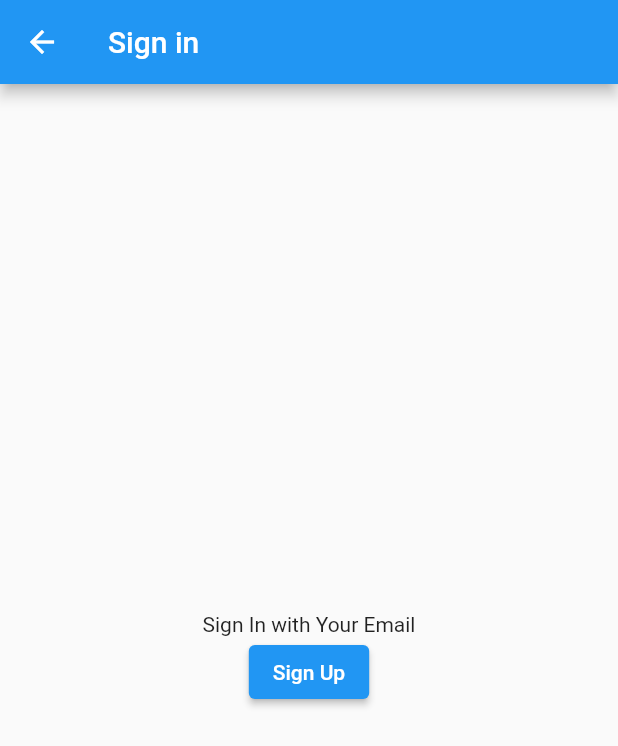
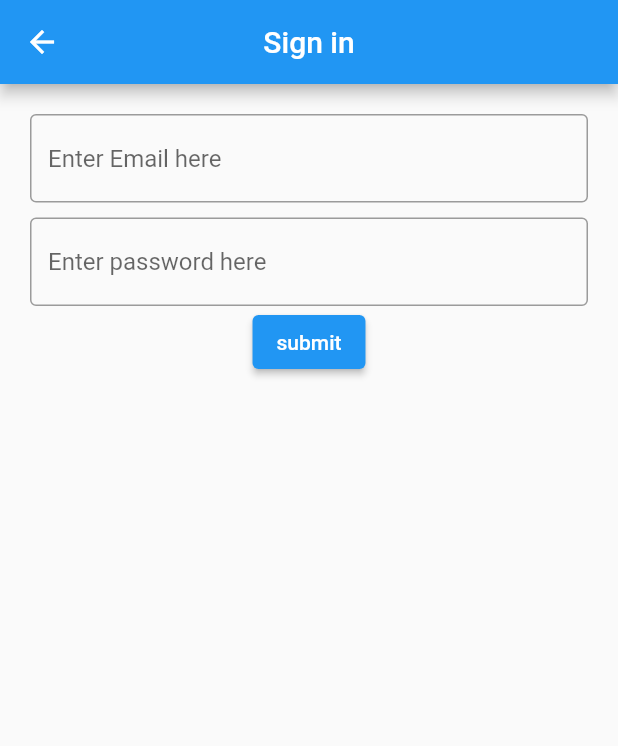
Before and after one commit to MajdHarbb/PharmaConnect, a Flutter app: the SignIn screen opened directly, on a phone screen of 412 x 824 dp. Shown: the top 746 px of the screen. Run offline on Flutter 3.47's test engine with Material 2 defaults, Android fonts, the phone set to English and light mode, and no system bars.

Commit message:
fetch login api

```diff
--- /dev/null
+++ b/lib/models/login_model.dart
@@ -0,0 +1,73 @@
+// To parse this JSON data, do
+//
+//     final welcome = welcomeFromJson(jsonString);
+
+import 'dart:convert';
+
+Welcome welcomeFromJson(String str) => Welcome.fromJson(json.decode(str));
+
+String welcomeToJson(Welcome data) => json.encode(data.toJson());
+
+class Welcome {
+    Welcome({
+        required this.accessToken,
+        required this.tokenType,
+        required this.expiresIn,
+        required this.user,
+    });
+
+    String accessToken;
+    String tokenType;
+    int expiresIn;
+    User user;
+
+    factory Welcome.fromJson(Map<String, dynamic> json) => Welcome(
+        accessToken: json["access_token"],
+        tokenType: json["token_type"],
+        expiresIn: json["expires_in"],
+        user: User.fromJson(json["user"]),
+    );
+
+    Map<String, dynamic> toJson() => {
+        "access_token": accessToken,
+        "token_type": tokenType,
+        "expires_in": expiresIn,
+        "user": user.toJson(),
+    };
+}
+
+class User {
+    User({
+        required this.id,
+        required this.email,
+        this.emailVerifiedAt,
+        required this.userType,
+        required this.createdAt,
+        required this.updatedAt,
+    });
+
+    int id;
+    String email;
+    dynamic emailVerifiedAt;
+    String userType;
+    DateTime createdAt;
+    DateTime updatedAt;
+
+    factory User.fromJson(Map<String, dynamic> json) => User(
+        id: json["id"],
+        email: json["email"],
+        emailVerifiedAt: json["email_verified_at"],
+        userType: json["user_type"],
+        createdAt: DateTime.parse(json["created_at"]),
+        updatedAt: DateTime.parse(json["updated_at"]),
+    );
+
+    Map<String, dynamic> toJson() => {
+        "id": id,
+        "email": email,
+        "email_verified_at": emailVerifiedAt,
+        "user_type": userType,
+        "created_at": createdAt.toIso8601String(),
+        "updated_at": updatedAt.toIso8601String(),
+    };
+}
--- /dev/null
+++ b/lib/models/testmodel.dart
@@ -0,0 +1,89 @@
+import 'dart:async';
+import 'dart:convert';
+
+import 'package:flutter/material.dart';
+import 'package:http/http.dart' as http;
+
+Future<Album> fetchAlbum() async {
+  final response = await http
+      .get(Uri.parse('https://jsonplaceholder.typicode.com/albums/1'));
+
+  if (response.statusCode == 200) {
+    // If the server did return a 200 OK response,
+    // then parse the JSON.
+    return Album.fromJson(jsonDecode(response.body));
+  } else {
+    // If the server did not return a 200 OK response,
+    // then throw an exception.
+    throw Exception('Failed to load album');
+  }
+}
+
+class Album {
+  final int userId;
+  final int id;
+  final String title;
+
+  const Album({
+    required this.userId,
+    required this.id,
+    required this.title,
+  });
+
+  factory Album.fromJson(Map<String, dynamic> json) {
+    return Album(
+      userId: json['userId'],
+      id: json['id'],
+      title: json['title'],
+    );
+  }
+}
+
+void main() => runApp(const MyApp());
+
+class MyApp extends StatefulWidget {
+  const MyApp({Key? key}) : super(key: key);
+
+  @override
+  _MyAppState createState() => _MyAppState();
+}
+
+class _MyAppState extends State<MyApp> {
+  late Future<Album> futureAlbum;
+
+  @override
+  void initState() {
+    super.initState();
+    futureAlbum = fetchAlbum();
+  }
+
+  @override
+  Widget build(BuildContext context) {
+    return MaterialApp(
+      title: 'Fetch Data Example',
+      theme: ThemeData(
+        primarySwatch: Colors.blue,
+      ),
+      home: Scaffold(
+        appBar: AppBar(
+          title: const Text('Fetch Data Example'),
+        ),
+        body: Center(
+          child: FutureBuilder<Album>(
+            future: futureAlbum,
+            builder: (context, snapshot) {
+              if (snapshot.hasData) {
+                return Text(snapshot.data!.title);
+              } else if (snapshot.hasError) {
+                return Text('${snapshot.error}');
+              }
+
+              // By default, show a loading spinner.
+              return const CircularProgressIndicator();
+            },
+          ),
+        ),
+      ),
+    );
+  }
+}
--- a/lib/signIn_signup/signin.dart
+++ b/lib/signIn_signup/signin.dart
@@ -1,51 +1,148 @@
 import 'package:flutter/material.dart';
+import 'package:http/http.dart'as http;
+import 'package:pharmaconnectflutter/models/login_model.dart';
 
-class SignIn extends StatelessWidget {
-  const SignIn({Key? key}) : super(key: key);
+class SignIn extends StatefulWidget {
+  const SignIn({ Key? key }) : super(key: key);
+
+  @override
+  State<SignIn> createState() => _SignInState();
+}
+
+// Future <Welcome> sumbitData(String email, String password) async{
+//   var response = await http.post(Uri.http('127.0.0.1:8000', 'api/auth/login'), body: {
+//     "email": email, "password": password
+//   });
+//   var data = response.body;
+//   print(data);
+//   if(response.statusCode==201){
+//     String responseString = response.body;
+//     welcomeFromJson(responseString);
+//   }
+// }
+
+class _SignInState extends State<SignIn> {
+  //late Welcome _welcome;
+  TextEditingController emailController = TextEditingController();
+  TextEditingController passController = TextEditingController();
 
   @override
   Widget build(BuildContext context) {
     return Scaffold(
       appBar: AppBar(
+        centerTitle: true,
         title: const Text('Sign in'),
-      ),
-      body: Center(
-        // Center is a layout widget. It takes a single child and positions it
-        // in the middle of the parent.
+        ),
+      body: Container(
+        padding: const EdgeInsets.all(20),
         child: Column(
-          // Column is also a layout widget. It takes a list of children and
-          // arranges them vertically. By default, it sizes itself to fit its
-          // children horizontally, and tries to be as tall as its parent.
-          //
-          // Invoke "debug painting" (press "p" in the console, choose the
-          // "Toggle Debug Paint" action from the Flutter Inspector in Android
-          // Studio, or the "Toggle Debug Paint" command in Visual Studio Code)
-          // to see the wireframe for each widget.
-          //
-          // Column has various properties to control how it sizes itself and
-          // how it positions its children. Here we use mainAxisAlignment to
-          // center the children vertically; the main axis here is the vertical
-          // axis because Columns are vertical (the cross axis would be
-          // horizontal).
-
-          mainAxisAlignment: MainAxisAlignment.center,
-          children: <Widget>[
-
-            const Text(
-              'Sign In with Your Email',
+          children: [
+            TextField(
+              decoration: InputDecoration(
+                border: OutlineInputBorder(), hintText: 'Enter Email here'),
+                controller: emailController,
             ),
-
+            const SizedBox(height: 10),
+            TextField(
+              decoration: InputDecoration(
+                border: OutlineInputBorder(), hintText: 'Enter password here'),
+                controller: passController,
+            ),
             ElevatedButton(onPressed: (){
-            //   Navigator.push(
-            //   context,
-            //   MaterialPageRoute(builder: (context) => const WelcomePagetwo()),
-            // );
-
-            }, child:  const Text('Sign Up'),),
-
+              print(emailController.text);
+              print(passController.text);
+            }, child: const Text('submit')),
           ],
         ),
       ),
     );
   }
 }
+
+// class SignIn extends StatelessWidget {
+//   const SignIn({Key? key}) : super(key: key);
+
+//   @override
+//   Widget build(BuildContext context) {
+
+//     return Scaffold(
+//       appBar: AppBar(
+//         centerTitle: true,
+//         title: const Text('Sign in'),
+//         ),
+//       body: Container(
+//         padding: const EdgeInsets.all(20),
+//         child: Column(
+//           children: const [
+//             TextField(
+//               decoration: InputDecoration(
+//                 border: OutlineInputBorder(),
+//                 hintText: 'Enter Email'),
+//             ),
+//           ],
+//         ),
+//       ),
+//     );
+//   }
+// }
+
+// // Create a Form widget.
+// class MyCustomForm extends StatefulWidget {
+//   const MyCustomForm({Key? key}) : super(key: key);
+
+//   @override
+//   MyCustomFormState createState() {
+//     return MyCustomFormState();
+//   }
+// }
+
+// // Create a corresponding State class.
+// // This class holds data related to the form.
+// class MyCustomFormState extends State<MyCustomForm> {
+//   // Create a global key that uniquely identifies the Form widget
+//   // and allows validation of the form.
+//   //
+//   // Note: This is a GlobalKey<FormState>,
+//   // not a GlobalKey<MyCustomFormState>.
+//   final _formKey = GlobalKey<FormState>();
+
+//   @override
+//   Widget build(BuildContext context) {
+//     // Build a Form widget using the _formKey created above.
+//     return Form(
+//       key: _formKey,
+
+//       child: Column(
+
+//         crossAxisAlignment: CrossAxisAlignment.start,
+//         children: [
+//           TextFormField(
+//             // The validator receives the text that the user has entered.
+//             validator: (value) {
+//               if (value == null || value.isEmpty) {
+//                 return 'Please enter some text';
+//               }
+//               return null;
+//             },
+//           ),
+//           Padding(
+//             padding: const EdgeInsets.symmetric(vertical: 16.0),
+//             child: ElevatedButton(
+//               onPressed: () {
+//                 // Validate returns true if the form is valid, or false otherwise.
+//                 if (_formKey.currentState!.validate()) {
+//                   // If the form is valid, display a snackbar. In the real world,
+//                   // you'd often call a server or save the information in a database.
+//                   ScaffoldMessenger.of(context).showSnackBar(
+//                     const SnackBar(content: Text('Processing Data')),
+//                   );
+//                 }
+//               },
+//               child: const Text('Submit'),
+//             ),
+//           ),
+//         ],
+//       ),
+//     );
+//   }
+// }
--- a/lib/welcome/welcomepage.dart
+++ b/lib/welcome/welcomepage.dart
@@ -85,7 +85,7 @@ class WelcomePagetwo extends StatelessWidget {
           // axis because Columns are vertical (the cross axis would be
           // horizontal).
 
-          mainAxisAlignment: MainAxisAlignment.center,
+          mainAxisAlignment: MainAxisAlignment.start,
           children: <Widget>[
             // const Text(
             //   'You have pushed the button this many times:',
--- a/pubspec.yaml
+++ b/pubspec.yaml
@@ -27,6 +27,7 @@ environment:
 # the latest version available on pub.dev. To see which dependencies have newer
 # versions available, run `flutter pub outdated`.
 dependencies:
+  http: ^0.13.4
   flutter:
     sdk: flutter
 
```
Also changed, not shown: lib/signIn_signup/signup.dart (+106 -36 lines), pubspec.lock, 1 other file.
